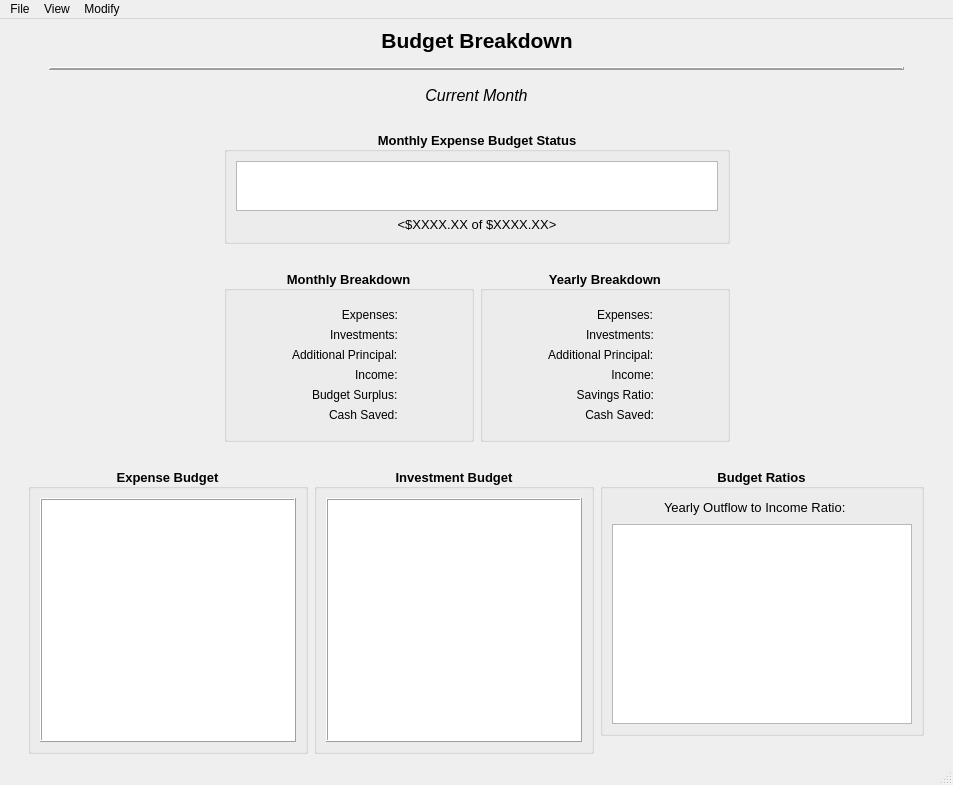
Before: the Qt Designer form CashFlowManager/mainwindow.ui in epw7856/CashFlowManager, drawn with Qt 5.
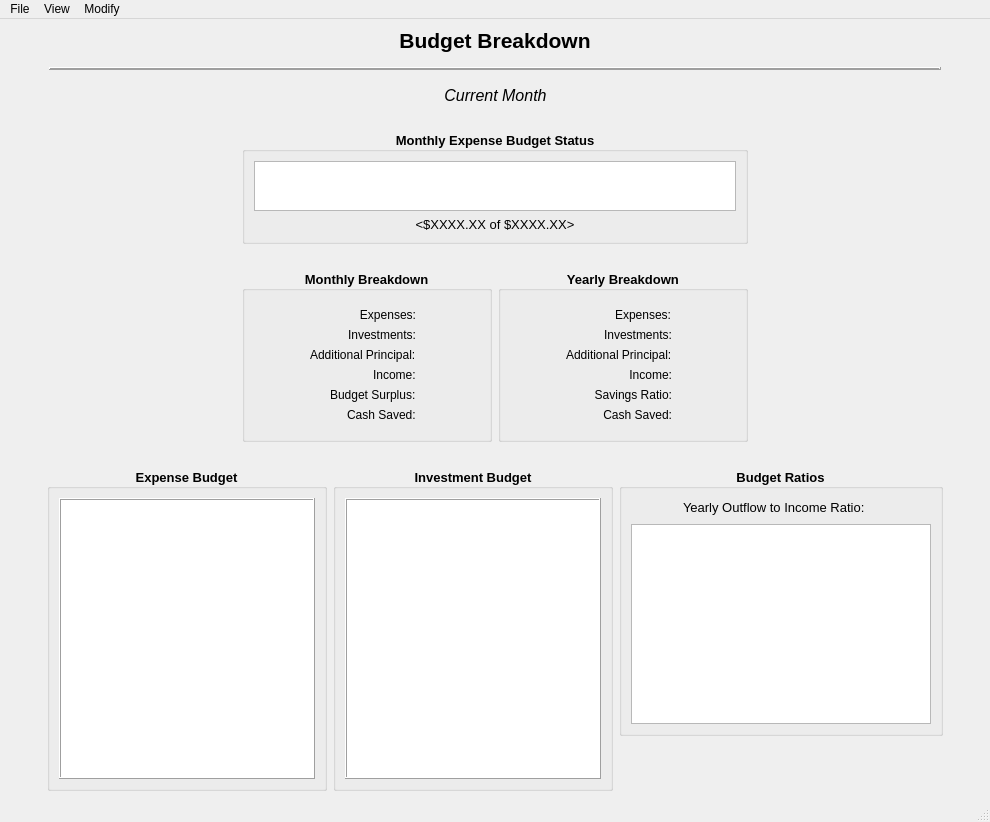
After: the same form once the commit is applied. Custom widgets are drawn as their Qt base class.

Diff of the .ui file:
```diff
--- a/CashFlowManager/mainwindow.ui
+++ b/CashFlowManager/mainwindow.ui
@@ -6,8 +6,8 @@
    <rect>
     <x>0</x>
     <y>0</y>
-    <width>953</width>
-    <height>785</height>
+    <width>990</width>
+    <height>822</height>
    </rect>
   </property>
   <property name="windowTitle">
@@ -1163,7 +1163,7 @@
     <rect>
      <x>0</x>
      <y>0</y>
-     <width>953</width>
+     <width>990</width>
      <height>21</height>
     </rect>
    </property>
```
